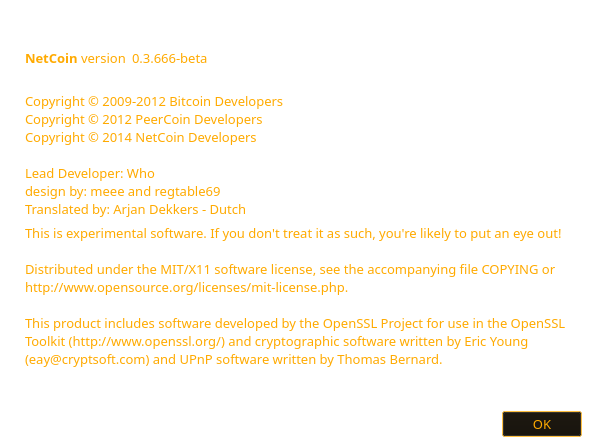
Before: the Qt Designer form src/qt/forms/aboutdialog.ui in netcoinfoundation/netcoin, drawn with Qt 5.
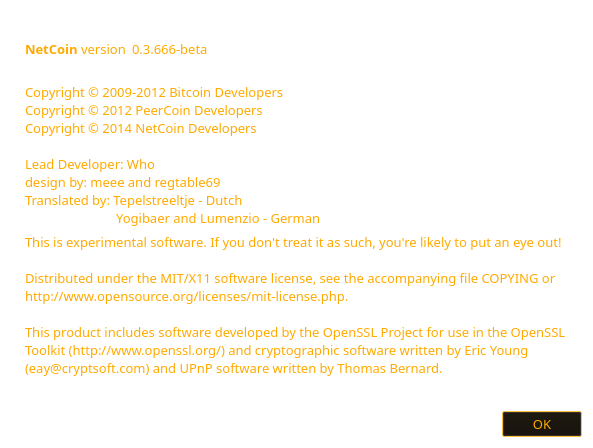
After: the same form once the commit is applied. Icons and pictures are not drawn.

Commit message: Added German translation and updated Dutch

```diff
--- a/src/qt/forms/aboutdialog.ui
+++ b/src/qt/forms/aboutdialog.ui
@@ -2255,7 +2255,8 @@
 
 Lead Developer: Who
 design by: meee and regtable69
-Translated by: Arjan Dekkers - Dutch</string>
+Translated by: Tepelstreeltje - Dutch
+                           Yogibaer and Lumenzio - German</string>
        </property>
        <property name="textInteractionFlags">
         <set>Qt::LinksAccessibleByMouse|Qt::TextSelectableByKeyboard|Qt::TextSelectableByMouse</set>
```
The commit also changes 5 other files.
